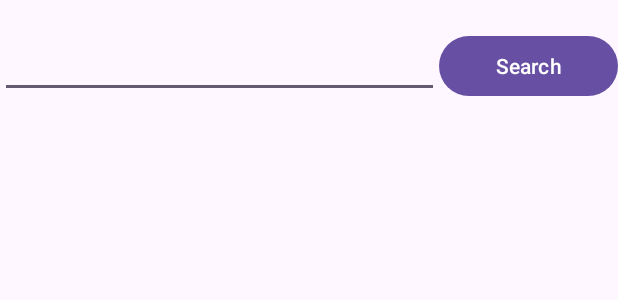
After one commit to aksh0010/Get-A-Job-AndoridApp, an Android app: the layout activity_search_job.xml on its own in the app's theme, with its tools: preview values and no code run, on a phone screen of 412 x 824 dp. The commit adds this screen. Shown: the top 300 px of the screen. Run offline under Robolectric (Android 15) with nearby library versions, the phone set to English and light mode, and no system bars.

Commit message:
Fixed repeated data inserted in MainActivity.java, Added Search_Job_Activity.java

```diff
--- a/app/src/main/AndroidManifest.xml
+++ b/app/src/main/AndroidManifest.xml
@@ -12,6 +12,9 @@
         android:supportsRtl="true"
         android:theme="@style/Theme.GetAJob"
         tools:targetApi="31">
+        <activity
+            android:name=".Search_Job_Activity"
+            android:exported="false" />
         <activity
             android:name=".SigninActivity"
             android:exported="false" />
--- /dev/null
+++ b/app/src/main/res/layout/activity_search_job.xml
@@ -0,0 +1,43 @@
+<?xml version="1.0" encoding="utf-8"?>
+<LinearLayout xmlns:android="http://schemas.android.com/apk/res/android"
+    xmlns:app="http://schemas.android.com/apk/res-auto"
+    xmlns:tools="http://schemas.android.com/tools"
+    android:layout_width="match_parent"
+    android:layout_height="match_parent"
+    android:orientation="vertical"
+    tools:context=".Search_Job_Activity">
+
+    <LinearLayout
+        android:id="@+id/lin_search_bar"
+        android:layout_marginTop="20dp"
+        android:layout_width="match_parent"
+        android:orientation="horizontal"
+        android:layout_height="wrap_content">
+
+        <EditText
+            android:id="@+id/tv_search_job"
+            android:layout_width="wrap_content"
+            android:layout_weight="10"
+            android:layout_height="wrap_content"/>
+
+
+        <Button
+            android:id="@+id/btn_search"
+            android:layout_width="wrap_content"
+            android:layout_height="wrap_content"
+            android:layout_weight="1"
+            android:text="Search"/>
+
+    </LinearLayout>
+
+    <androidx.recyclerview.widget.RecyclerView
+        android:id="@+id/recyler_job_search_view"
+        android:layout_marginTop="20dp"
+        android:layout_width="match_parent"
+        android:layout_height="match_parent"
+        >
+    </androidx.recyclerview.widget.RecyclerView>
+
+
+
+</LinearLayout>
```
Also changed, not shown: app/src/main/java/com/example/get_a_job/App_home_Activity.java (+16 -0 lines), app/src/main/java/com/example/get_a_job/DBHelper.java (+9 -0 lines), app/src/main/java/com/example/get_a_job/MainActivity.java (+5 -5 lines), app/src/main/java/com/example/get_a_job/Search_Job_Activity.java (added, +87 -0 lines).
